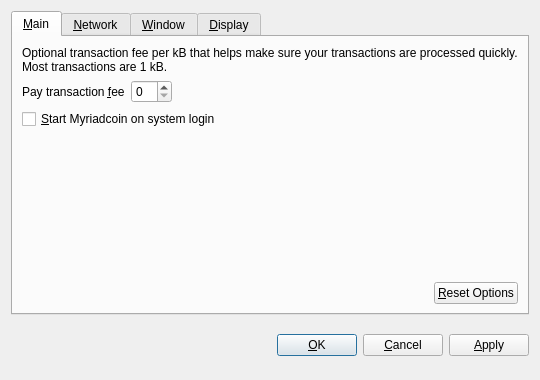
This is src/qt/forms/optionsdialog.ui in digibyte/digibyte as Qt 5 draws it before an edit. The edited form follows.
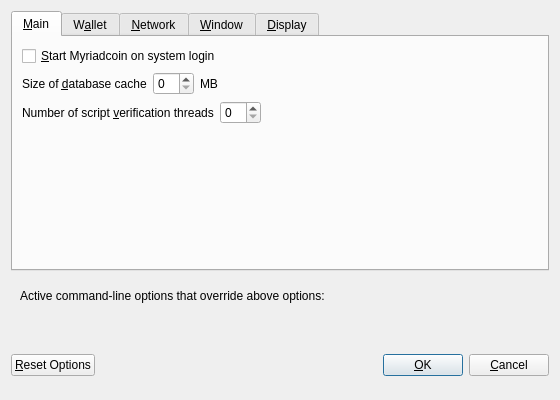
This is the edited form. Custom widgets are drawn as their Qt base class.

Diff of the .ui file:
```diff
--- a/src/qt/forms/optionsdialog.ui
+++ b/src/qt/forms/optionsdialog.ui
@@ -6,8 +6,8 @@
    <rect>
     <x>0</x>
     <y>0</y>
-    <width>540</width>
-    <height>380</height>
+    <width>560</width>
+    <height>400</height>
    </rect>
   </property>
   <property name="windowTitle">
@@ -19,9 +19,6 @@
   <layout class="QVBoxLayout" name="verticalLayout">
    <item>
     <widget class="QTabWidget" name="tabWidget">
-     <property name="tabPosition">
-      <enum>QTabWidget::North</enum>
-     </property>
      <property name="currentIndex">
       <number>0</number>
      </property>
@@ -31,6 +28,116 @@
       </attribute>
       <layout class="QVBoxLayout" name="verticalLayout_Main">
        <item>
+        <widget class="QCheckBox" name="bitcoinAtStartup">
+         <property name="toolTip">
+          <string>Automatically start Myriadcoin after logging in to the system.</string>
+         </property>
+         <property name="text">
+          <string>&amp;Start Myriadcoin on system login</string>
+         </property>
+        </widget>
+       </item>
+       <item>
+        <layout class="QHBoxLayout" name="horizontalLayout_2_Main">
+         <item>
+          <widget class="QLabel" name="databaseCacheLabel">
+           <property name="text">
+            <string>Size of &amp;database cache</string>
+           </property>
+           <property name="textFormat">
+            <enum>Qt::PlainText</enum>
+           </property>
+           <property name="buddy">
+            <cstring>databaseCache</cstring>
+           </property>
+          </widget>
+         </item>
+         <item>
+          <widget class="QSpinBox" name="databaseCache"/>
+         </item>
+         <item>
+          <widget class="QLabel" name="databaseCacheUnitLabel">
+           <property name="text">
+            <string>MB</string>
+           </property>
+           <property name="textFormat">
+            <enum>Qt::PlainText</enum>
+           </property>
+          </widget>
+         </item>
+         <item>
+          <spacer name="horizontalSpacer_2_Main">
+           <property name="orientation">
+            <enum>Qt::Horizontal</enum>
+           </property>
+           <property name="sizeHint" stdset="0">
+            <size>
+             <width>40</width>
+             <height>20</height>
+            </size>
+           </property>
+          </spacer>
+         </item>
+        </layout>
+       </item>
+       <item>
+        <layout class="QHBoxLayout" name="horizontalLayout_3_Main">
+         <item>
+          <widget class="QLabel" name="threadsScriptVerifLabel">
+           <property name="text">
+            <string>Number of script &amp;verification threads</string>
+           </property>
+           <property name="textFormat">
+            <enum>Qt::PlainText</enum>
+           </property>
+           <property name="buddy">
+            <cstring>threadsScriptVerif</cstring>
+           </property>
+          </widget>
+         </item>
+         <item>
+          <widget class="QSpinBox" name="threadsScriptVerif">
+           <property name="toolTip">
+            <string>(0 = auto, &lt;0 = leave that many cores free)</string>
+           </property>
+          </widget>
+         </item>
+         <item>
+          <spacer name="horizontalSpacer_3_Main">
+           <property name="orientation">
+            <enum>Qt::Horizontal</enum>
+           </property>
+           <property name="sizeHint" stdset="0">
+            <size>
+             <width>40</width>
+             <height>20</height>
+            </size>
+           </property>
+          </spacer>
+         </item>
+        </layout>
+       </item>
+       <item>
+        <spacer name="verticalSpacer_Main">
+         <property name="orientation">
+          <enum>Qt::Vertical</enum>
+         </property>
+         <property name="sizeHint" stdset="0">
+          <size>
+           <width>20</width>
+           <height>40</height>
+          </size>
+         </property>
+        </spacer>
+       </item>
+      </layout>
+     </widget>
+     <widget class="QWidget" name="tabWallet">
+      <attribute name="title">
+       <string>W&amp;allet</string>
+      </attribute>
+      <layout class="QVBoxLayout" name="verticalLayout_Wallet">
+       <item>
         <widget class="QLabel" name="transactionFeeInfoLabel">
          <property name="text">
           <string>Optional transaction fee per kB that helps make sure your transactions are processed quickly. Most transactions are 1 kB.</string>
@@ -44,7 +151,7 @@
         </widget>
        </item>
        <item>
-        <layout class="QHBoxLayout" name="horizontalLayout_1_Main">
+        <layout class="QHBoxLayout" name="horizontalLayout_1_Wallet">
          <item>
           <widget class="QLabel" name="transactionFeeLabel">
            <property name="text">
@@ -77,17 +184,7 @@
         </layout>
        </item>
        <item>
-        <widget class="QCheckBox" name="bitcoinAtStartup">
-         <property name="toolTip">
-          <string>Automatically start Myriadcoin after logging in to the system.</string>
-         </property>
-         <property name="text">
-          <string>&amp;Start Myriadcoin on system login</string>
-         </property>
-        </widget>
-       </item>
-       <item>
-        <spacer name="verticalSpacer_Main">
+        <spacer name="verticalSpacer_Wallet">
          <property name="orientation">
           <enum>Qt::Vertical</enum>
          </property>
@@ -100,34 +197,33 @@
         </spacer>
        </item>
        <item>
-        <layout class="QHBoxLayout" name="horizontalLayout_2_Main">
-         <item>
-          <spacer name="horizontalSpacer_2_Main">
-           <property name="orientation">
-            <enum>Qt::Horizontal</enum>
-           </property>
-           <property name="sizeHint" stdset="0">
-            <size>
-             <width>40</width>
-             <height>20</height>
-            </size>
-           </property>
-          </spacer>
-         </item>
-         <item>
-          <widget class="QPushButton" name="resetButton">
-           <property name="toolTip">
-            <string>Reset all client options to default.</string>
-           </property>
-           <property name="text">
-            <string>&amp;Reset Options</string>
-           </property>
-           <property name="autoDefault">
-            <bool>false</bool>
-           </property>
-          </widget>
-         </item>
-        </layout>
+        <widget class="QGroupBox" name="groupBox">
+         <property name="title">
+          <string>Expert</string>
+         </property>
+         <layout class="QVBoxLayout" name="verticalLayout_2">
+          <item>
+           <widget class="QCheckBox" name="coinControlFeatures">
+            <property name="toolTip">
+             <string>Whether to show coin control features or not.</string>
+            </property>
+            <property name="text">
+             <string>Enable coin &amp;control features</string>
+            </property>
+           </widget>
+          </item>
+          <item>
+           <widget class="QCheckBox" name="spendZeroConfChange">
+            <property name="toolTip">
+             <string>If you disable the spending of unconfirmed change, the change from a transaction cannot be used until that transaction has at least one confirmation. This also affects how your balance is computed.</string>
+            </property>
+            <property name="text">
+             <string>&amp;Spend unconfirmed change</string>
+            </property>
+           </widget>
+          </item>
+         </layout>
+        </widget>
        </item>
       </layout>
      </widget>
@@ -380,8 +476,67 @@
      </widget>
     </widget>
    </item>
+   <item>
+    <widget class="QFrame" name="frame">
+     <layout class="QVBoxLayout" name="verticalLayout_Bottom">
+      <item>
+       <layout class="QHBoxLayout" name="horizontalLayout_Bottom">
+        <item>
+         <widget class="QLabel" name="overriddenByCommandLineInfoLabel">
+          <property name="text">
+           <string>Active command-line options that override above options:</string>
+          </property>
+          <property name="textFormat">
+           <enum>Qt::PlainText</enum>
+          </property>
+         </widget>
+        </item>
+        <item>
+         <spacer name="horizontalSpacer_Bottom">
+          <property name="orientation">
+           <enum>Qt::Horizontal</enum>
+          </property>
+          <property name="sizeHint" stdset="0">
+           <size>
+            <width>40</width>
+            <height>20</height>
+           </size>
+          </property>
+         </spacer>
+        </item>
+       </layout>
+      </item>
+      <item>
+       <widget class="QLabel" name="overriddenByCommandLineLabel">
+        <property name="text">
+         <string/>
+        </property>
+        <property name="textFormat">
+         <enum>Qt::PlainText</enum>
+        </property>
+        <property name="wordWrap">
+         <bool>true</bool>
+        </property>
+       </widget>
+      </item>
+     </layout>
+    </widget>
+   </item>
    <item>
     <layout class="QHBoxLayout" name="horizontalLayout_Buttons">
+     <item>
+      <widget class="QPushButton" name="resetButton">
+       <property name="toolTip">
+        <string>Reset all client options to default.</string>
+       </property>
+       <property name="text">
+        <string>&amp;Reset Options</string>
+       </property>
+       <property name="autoDefault">
+        <bool>false</bool>
+       </property>
+      </widget>
+     </item>
      <item>
       <spacer name="horizontalSpacer_1">
        <property name="orientation">
@@ -397,6 +552,12 @@
      </item>
      <item>
       <widget class="QLabel" name="statusLabel">
+       <property name="minimumSize">
+        <size>
+         <width>200</width>
+         <height>0</height>
+        </size>
+       </property>
        <property name="font">
         <font>
          <weight>75</weight>
@@ -444,16 +605,6 @@
        </property>
       </widget>
      </item>
-     <item>
-      <widget class="QPushButton" name="applyButton">
-       <property name="text">
-        <string>&amp;Apply</string>
-       </property>
-       <property name="autoDefault">
-        <bool>false</bool>
-       </property>
-      </widget>
-     </item>
     </layout>
    </item>
   </layout>
@@ -461,19 +612,20 @@
  <customwidgets>
   <customwidget>
    <class>BitcoinAmountField</class>
-   <extends>QSpinBox</extends>
+   <extends>QLineEdit</extends>
    <header>bitcoinamountfield.h</header>
+   <container>1</container>
+  </customwidget>
+  <customwidget>
+   <class>QValidatedLineEdit</class>
+   <extends>QLineEdit</extends>
+   <header>qvalidatedlineedit.h</header>
   </customwidget>
   <customwidget>
    <class>QValueComboBox</class>
    <extends>QComboBox</extends>
    <header>qvaluecombobox.h</header>
   </customwidget>
-  <customwidget>
-   <class>QValidatedLineEdit</class>
-   <extends>QLineEdit</extends>
-   <header>qvalidatedlineedit.h</header>
-  </customwidget>
  </customwidgets>
  <resources/>
  <connections/>
```
Left out of the diff: 48 changed lines with no effect on the pictures.
